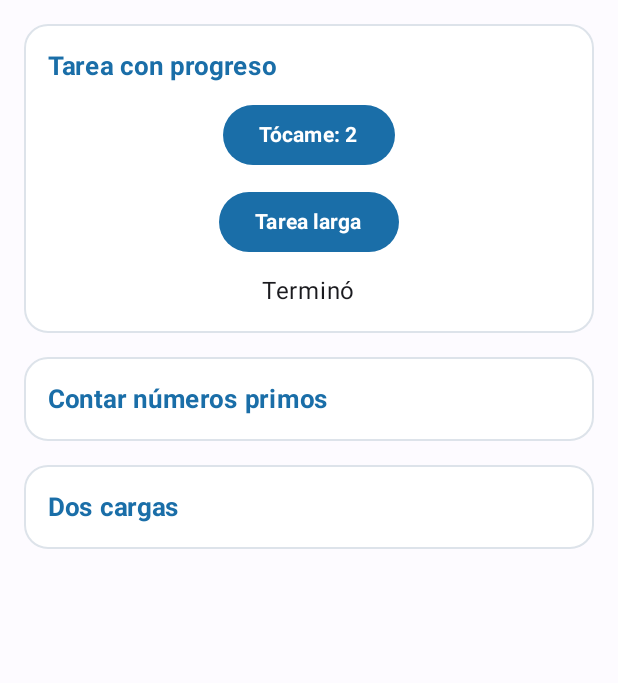
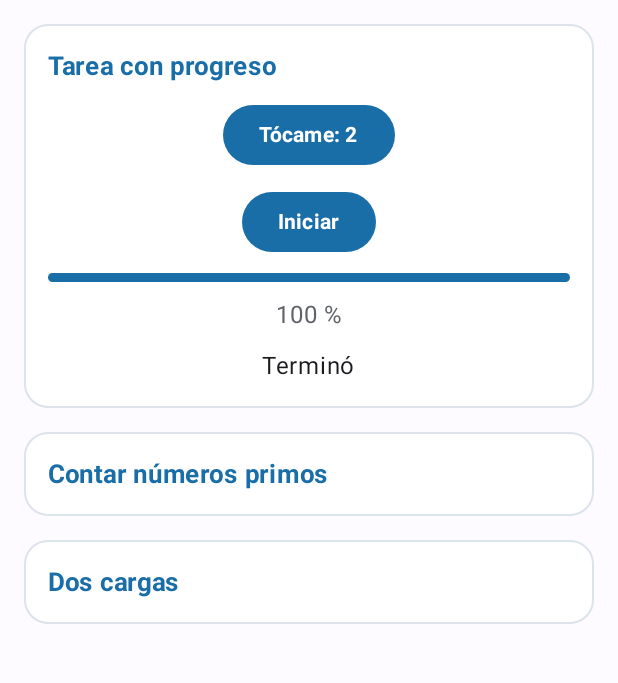
Before and after one commit to jordanabad797-pixel/CentroTareas, an Android app built with Jetpack Compose: the screen it shows after launch (MainActivity), after a tap on an icon or button, on a phone screen of 412 x 824 dp, the part 96-779 px from its top. Run offline under Robolectric (Android 15) with nearby library versions, the phone set to English and light mode, and no system bars; 2 other taps on this screen came first.

Commit message:
feat(progreso): agrega barra de progreso con StateFlow

```diff
--- a/app/src/main/java/com/tecsup/centrotareas/ui/PantallaTareas.kt
+++ b/app/src/main/java/com/tecsup/centrotareas/ui/PantallaTareas.kt
@@ -4,8 +4,10 @@ import androidx.compose.foundation.BorderStroke
 import androidx.compose.foundation.layout.Arrangement
 import androidx.compose.foundation.layout.Column
 import androidx.compose.foundation.layout.ColumnScope
+import androidx.compose.foundation.layout.Row
 import androidx.compose.foundation.layout.fillMaxSize
 import androidx.compose.foundation.layout.fillMaxWidth
+import androidx.compose.foundation.layout.height
 import androidx.compose.foundation.layout.padding
 import androidx.compose.foundation.rememberScrollState
 import androidx.compose.foundation.shape.RoundedCornerShape
@@ -14,6 +16,7 @@ import androidx.compose.material3.Button
 import androidx.compose.material3.Card
 import androidx.compose.material3.CardDefaults
 import androidx.compose.material3.ExperimentalMaterial3Api
+import androidx.compose.material3.LinearProgressIndicator
 import androidx.compose.material3.MaterialTheme
 import androidx.compose.material3.Scaffold
 import androidx.compose.material3.Text
@@ -65,14 +68,31 @@ fun PantallaTareas(vm: TareasViewModel) {
 @Composable
 private fun TarjetaProgreso(vm: TareasViewModel) {
     val mensaje by vm.mensaje.collectAsState()
+    val progreso by vm.progreso.collectAsState()
     var toques by rememberSaveable { mutableIntStateOf(0) }
     Tarjeta(titulo = "Tarea con progreso") {
         Button(onClick = { toques++ }) {
             Text("Tócame: $toques", fontWeight = FontWeight.Bold)
         }
-        Button(onClick = { vm.tareaLarga() }) {
-            Text("Tarea larga", fontWeight = FontWeight.Bold)
+        Row(horizontalArrangement = Arrangement.spacedBy(12.dp)) {
+            Button(onClick = { vm.tareaLarga() }) {
+                Text("Iniciar", fontWeight = FontWeight.Bold)
+            }
         }
+        LinearProgressIndicator(
+            progress = { progreso },
+            modifier = Modifier
+                .fillMaxWidth()
+                .height(6.dp),
+            color = MaterialTheme.colorScheme.primary,
+            trackColor = MaterialTheme.colorScheme.surfaceVariant,
+            gapSize = 0.dp,
+            drawStopIndicator = {}
+        )
+        Text(
+            text = "${(progreso * 100).toInt()} %",
+            color = MaterialTheme.colorScheme.onSurfaceVariant
+        )
         Text(text = mensaje, color = MaterialTheme.colorScheme.onSurface)
     }
 }
--- a/app/src/main/java/com/tecsup/centrotareas/viewmodel/TareasViewModel.kt
+++ b/app/src/main/java/com/tecsup/centrotareas/viewmodel/TareasViewModel.kt
@@ -19,13 +19,20 @@ class TareasViewModel(private val repo: TareasRepository) : ViewModel() {
     private val _mensaje = MutableStateFlow("Listo")
     val mensaje: StateFlow<String> = _mensaje.asStateFlow()
 
+    private val _progreso = MutableStateFlow(0f)
+    val progreso: StateFlow<Float> = _progreso.asStateFlow()
+
     fun tareaLarga() {
         viewModelScope.launch {
+            _progreso.value = 0f
             _mensaje.value = "Trabajando..."
             Log.d("HILO", "Antes: ${Thread.currentThread().name}")
-            withContext(Dispatchers.Default) {
-                Log.d("HILO", "Dentro: ${Thread.currentThread().name}")
-                delay(4000)
+            for (i in 1..100) {
+                withContext(Dispatchers.Default) {
+                    if (i == 1) Log.d("HILO", "Dentro: ${Thread.currentThread().name}")
+                    delay(40)
+                }
+                _progreso.value = i / 100f
             }
             Log.d("HILO", "Despues: ${Thread.currentThread().name}")
             _mensaje.value = "Terminó"
```
